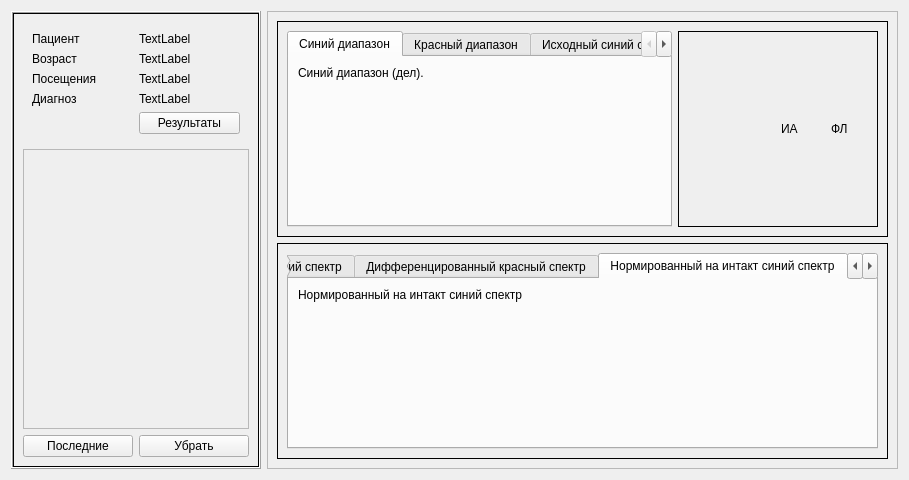
The window that ui_forms/client_widget.ui (derElektrobesen/spectro_viewer) describes before a commit, drawn with Qt 5.
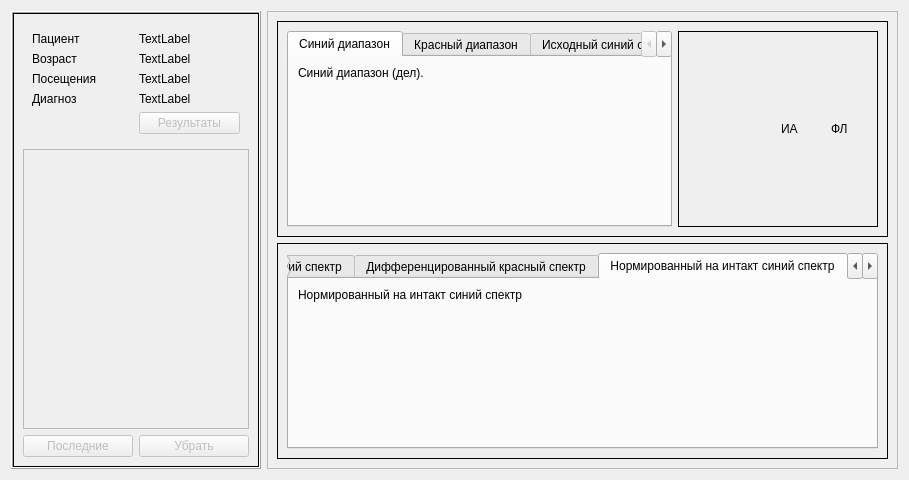
The same window after the commit. Custom widgets are drawn as their Qt base class.

Commit message: Buttons disabled

The edit to the form file:
```diff
--- a/ui_forms/client_widget.ui
+++ b/ui_forms/client_widget.ui
@@ -111,6 +111,9 @@
             </item>
             <item row="4" column="1">
              <widget class="QPushButton" name="results_btn">
+              <property name="enabled">
+               <bool>false</bool>
+              </property>
               <property name="text">
                <string>Результаты</string>
               </property>
@@ -141,6 +144,9 @@
           <layout class="QHBoxLayout" name="horizontalLayout_4">
            <item>
             <widget class="QPushButton" name="last_btn">
+             <property name="enabled">
+              <bool>false</bool>
+             </property>
              <property name="text">
               <string>Последние</string>
              </property>
@@ -148,6 +154,9 @@
            </item>
            <item>
             <widget class="QPushButton" name="remove_btn">
+             <property name="enabled">
+              <bool>false</bool>
+             </property>
              <property name="text">
               <string>Убрать</string>
              </property>
```
